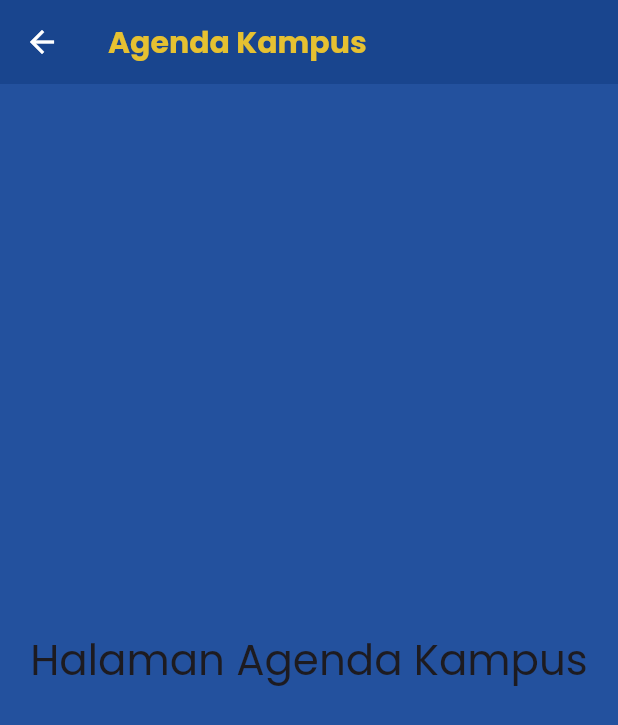
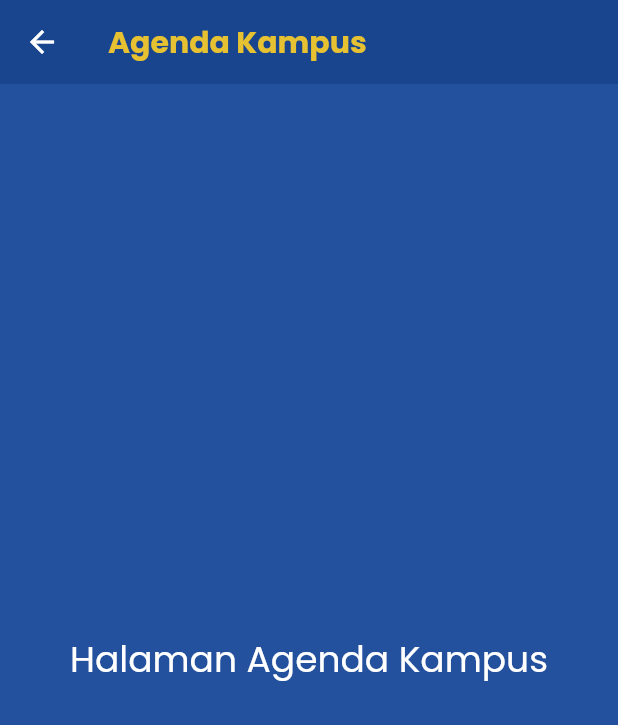
Before and after one commit to evannmy/flutter-profil-universitas, a Flutter app: the screen it shows after launch, scrolled down 576 dp, after a tap on "Agenda", on a phone screen of 412 x 824 dp. Shown: the top 725 px of the screen. Run offline on Flutter 3.47's test engine with Material 3 defaults, Android fonts, the phone set to English and light mode, and no system bars; our stand-ins replace google_fonts.

Commit message:
change content text color on agenda page

```diff
--- a/lib/screens/agenda_screen.dart
+++ b/lib/screens/agenda_screen.dart
@@ -16,7 +16,9 @@ class AgendaScreen extends StatelessWidget {
       body: Center(
         child: Text(
           'Halaman Agenda Kampus',
-          style: Theme.of(context).textTheme.headlineMedium,
+          style: Theme.of(
+            context,
+          ).textTheme.headlineSmall?.copyWith(color: Colors.white),
         ),
       ),
     );
--- a/lib/screens/fakultas_screen.dart
+++ b/lib/screens/fakultas_screen.dart
@@ -59,14 +59,12 @@ class FakultasScreen extends StatelessWidget {
           style: TextStyle(color: Color(0xFFE6C131)),
         ),
       ),
-      // Ganti Latar belakang halaman
       body: ListView.builder(
         padding: const EdgeInsets.all(16.0), // Beri padding pada list
         itemCount: daftarFakultas.length,
         itemBuilder: (context, index) {
           final fakultas = daftarFakultas[index];
 
-          // GANTI Tampilan ListTile lama dengan Card kustom
           return Card(
             margin: const EdgeInsets.only(bottom: 16.0), // Jarak antar kartu
             child: InkWell(
--- a/lib/screens/home_screen.dart
+++ b/lib/screens/home_screen.dart
@@ -3,11 +3,9 @@ import 'package:profil_universitas/constants.dart';
 import 'package:google_fonts/google_fonts.dart';
 import 'package:profil_universitas/screens/agenda_screen.dart';
 
-// Kembali menjadi StatelessWidget yang sederhana
 class HomeScreen extends StatelessWidget {
   final Function(int) onNavigate;
 
-  // 2. Tambahkan 'onNavigate' ke constructor
   const HomeScreen({super.key, required this.onNavigate});
 
   @override
@@ -37,14 +35,12 @@ class HomeScreen extends StatelessWidget {
     );
   }
 
-  // MODIFIKASI WIDGET HERO SECTION
   Widget _buildHeroSection() {
     return Container(
       height: 220,
       width: double.infinity,
       decoration: BoxDecoration(
         color: kPrimaryBlue, // Warna latar belakang jika gambar error
-        // --- INI BAGIAN UTAMA YANG DIUBAH ---
         image: DecorationImage(
           // Ganti 'hero_image.jpg' dengan nama file Anda
           image: AssetImage('assets/images/hero-image-2.png'),
@@ -68,7 +64,7 @@ class HomeScreen extends StatelessWidget {
             end: Alignment.topCenter,
           ),
         ),
-        // Teks di atas gambar (tidak berubah)
+        // Teks di atas gambar
         child: Padding(
           padding: const EdgeInsets.all(16.0),
           child: Column(
@@ -93,9 +89,6 @@ class HomeScreen extends StatelessWidget {
       ),
     );
   }
-
-  // (Widget _buildMainMenuGrid dan _buildAboutCard SAMA SEPERTI SEBELUMNYA)
-  // ... (salin sisa kode dari versi video)
 
   // Widget private untuk Grid Menu
   Widget _buildMainMenuGrid(BuildContext context) {
@@ -124,8 +117,7 @@ class HomeScreen extends StatelessWidget {
           crossAxisCount = 2; // <-- Tampilkan 2 KOLOM
         }
 
-        // 3. KITA HAPUS 'Center' dan 'ConstrainedBox'
-        //    Kita ingin grid ini mengisi layar
+        // 3. Kita ingin grid ini mengisi layar
         return Container(
           padding: EdgeInsets.all(padding), // <-- Gunakan padding dinamis
           child: GridView.count(
@@ -187,7 +179,7 @@ class HomeScreen extends StatelessWidget {
         onTap: onTap,
         borderRadius: BorderRadius.circular(12.0),
         child: Container(
-          padding: const EdgeInsets.all(12.0), // <-- Ini sudah diperkecil
+          padding: const EdgeInsets.all(12.0),
           child: Column(
             mainAxisAlignment: MainAxisAlignment.center,
             crossAxisAlignment: CrossAxisAlignment.center,
--- a/lib/screens/main_navigator.dart
+++ b/lib/screens/main_navigator.dart
@@ -14,9 +14,6 @@ class MainNavigator extends StatefulWidget {
 class _MainNavigatorState extends State<MainNavigator> {
   int _selectedIndex = 0;
 
-  // --- KITA UBAH BAGIAN INI ---
-
-  // Hapus 'const' dan 'static' dari _widgetOptions
   late final List<Widget> _widgetOptions;
 
   @override
@@ -31,7 +28,6 @@ class _MainNavigatorState extends State<MainNavigator> {
       KontakScreen(),
     ];
   }
-  // --- AKHIR PERUBAHAN ---
 
   void _onItemTapped(int index) {
     setState(() {
@@ -44,7 +40,6 @@ class _MainNavigatorState extends State<MainNavigator> {
     return Scaffold(
       body: Center(child: _widgetOptions.elementAt(_selectedIndex)),
       bottomNavigationBar: BottomNavigationBar(
-        // ... (sisa kodenya sama)
         items: const <BottomNavigationBarItem>[
           BottomNavigationBarItem(icon: Icon(Icons.home), label: 'Beranda'),
           BottomNavigationBarItem(icon: Icon(Icons.school), label: 'Fakultas'),
```
